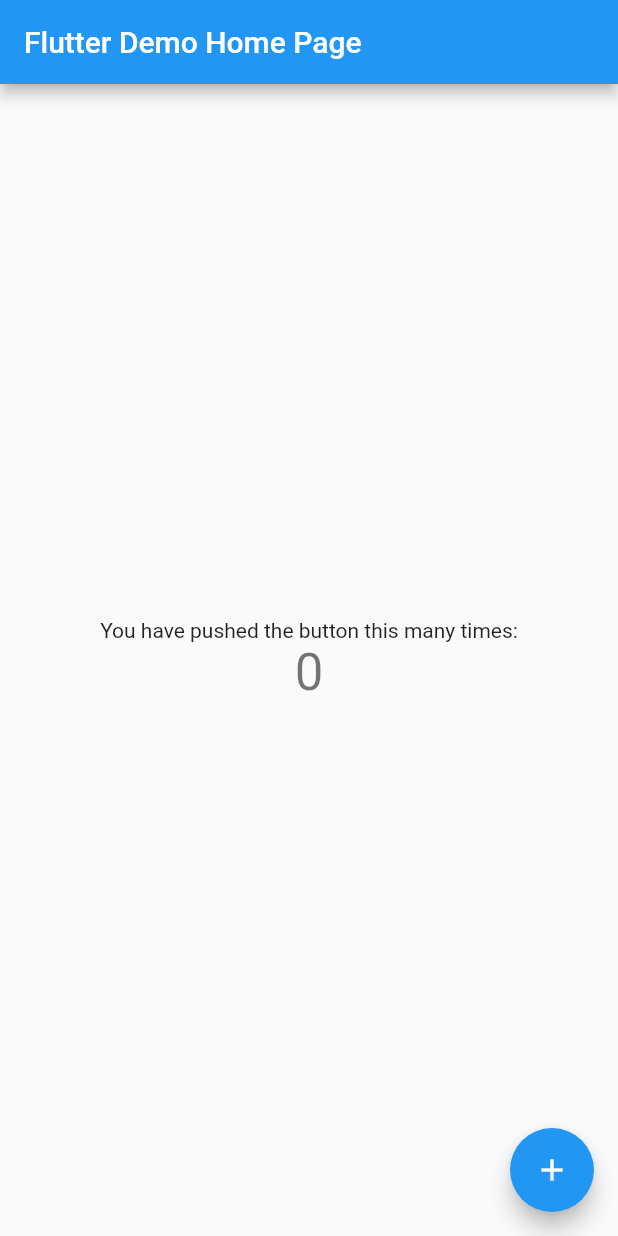
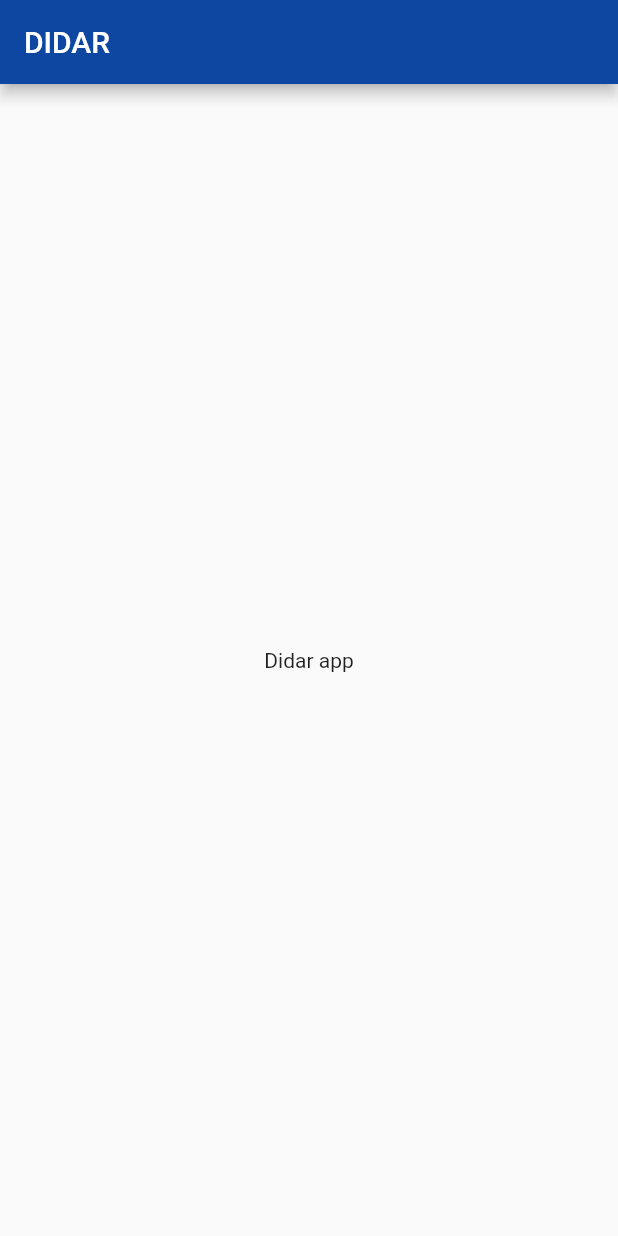
Before and after one commit to behnaaz/didar_app, a Flutter app: the screen it shows after launch, on a phone screen of 412 x 824 dp. Run offline on Flutter 3.47's test engine with Material 2 defaults, Android fonts, the phone set to English and light mode, and no system bars; our stand-ins replace get; missing offline and left inert: cloud_firestore_web, firebase_auth_web, firebase_core_web; accounts and stored records are empty.

Commit message:
Add Getx

```diff
--- a/lib/didarapp.dart
+++ b/lib/didarapp.dart
@@ -1,16 +1,20 @@
+import 'package:didar_app/screen/HomeScreen.dart';
 import 'package:flutter/material.dart';
 
-import 'package:didar_app/homepage.dart';
+
+import 'package:get/get.dart';
 
 class DidarApp extends StatelessWidget {
   @override
   Widget build(BuildContext context) {
-    return MaterialApp(
+    return GetMaterialApp(
+      debugShowCheckedModeBanner: false,
       title: 'Flutter Demo',
       theme: ThemeData(
-         primarySwatch: Colors.blue,
-      ),
-      home: HomePage(title: 'Flutter Demo Home Page'),
+          primarySwatch: Colors.blue,
+          appBarTheme: AppBarTheme(color: Colors.blue[900]),
+          primaryColor: Colors.blue[900]),
+      home: HomeScreen(),
     );
   }
 }
--- a/lib/homepage.dart
+++ /dev/null
@@ -1,50 +0,0 @@
-import 'package:flutter/material.dart';
-
-import 'package:didar_app/auth/authentication.dart';
-
-class HomePage extends StatefulWidget {
-  HomePage({Key? key, required this.title}) : super(key: key);
-
-  final String title;
-
-  @override
-  _HomePageState createState() => _HomePageState();
-}
-
-class _HomePageState extends State<HomePage> {
-  int _counter = 0;
-
-  void _incrementCounter() {
-    setState(() {
-      _counter++;
-    });
-  }
-
-  @override
-  Widget build(BuildContext context) {
-    return Scaffold(
-      appBar: AppBar(
-        title: Text(widget.title),
-      ),
-      body: Center(
-        child: Column(
-          mainAxisAlignment: MainAxisAlignment.center,
-          children: <Widget>[
-            Text(
-              'You have pushed the button this many times:',
-            ),
-            Text(
-              '$_counter',
-              style: Theme.of(context).textTheme.headline4,
-            ),
-          ],
-        ),
-      ),
-      floatingActionButton: FloatingActionButton(
-        onPressed: _incrementCounter,
-        tooltip: 'Increment',
-        child: Icon(Icons.add),
-      ),
-    );
-  }
-}
--- a/lib/main.dart
+++ b/lib/main.dart
@@ -2,6 +2,4 @@
 
 import 'package:didar_app/didarapp.dart';
 
-void main() {
-  runApp(DidarApp());
-}
+void main() => runApp(DidarApp());
--- /dev/null
+++ b/lib/screen/HomeScreen.dart
@@ -0,0 +1,15 @@
+import 'package:flutter/material.dart';
+
+class HomeScreen extends StatelessWidget {
+  @override
+  Widget build(BuildContext context) {
+    return Scaffold(
+      appBar: AppBar(
+        title: Text("DIDAR"),
+      ),
+      body: Center(
+        child: Text("Didar app"),
+      ),
+    );
+  }
+}
--- a/pubspec.yaml
+++ b/pubspec.yaml
@@ -28,7 +28,7 @@
   firebase_database: ^6.1.2
   firebase_core: ^1.2.0
   cloud_firestore_web: ^2.2.0
-
+  get: ^4.3.4
 
   # The following adds the Cupertino Icons font to your application.
   # Use with the CupertinoIcons class for iOS style icons.
```
Also changed, not shown: pubspec.lock, 2 other files.
